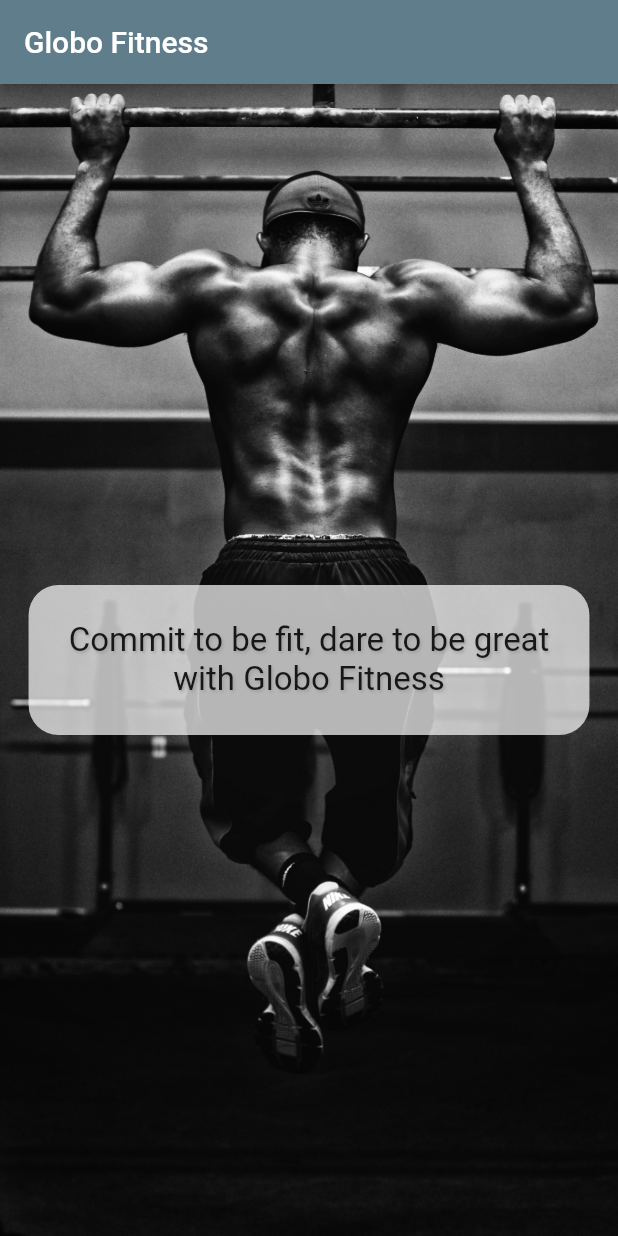
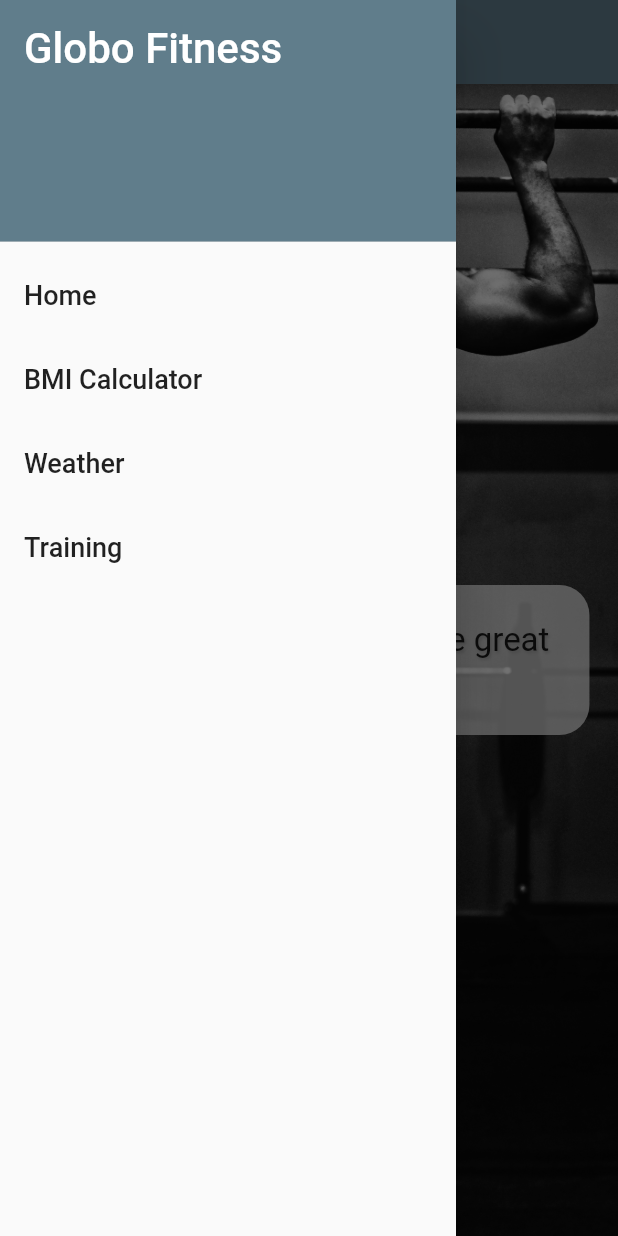
Before and after one commit to simsekahmett/helloflutter, a Flutter app: the screen it shows after launch, with the side drawer open (before the commit the screen has no drawer), on a phone screen of 412 x 824 dp. Run offline on Flutter 3.47's test engine with Material 2 defaults, Android fonts, the phone set to English and light mode, and no system bars.

Commit message:
added menu drawer

```diff
--- a/lib/screens/intro_screen.dart
+++ b/lib/screens/intro_screen.dart
@@ -1,4 +1,5 @@
 import 'package:flutter/material.dart';
+import '../shared/menu_drawer.dart';
 
 class IntroScreen extends StatelessWidget {
   const IntroScreen({Key? key}) : super(key: key);
@@ -7,6 +8,7 @@ class IntroScreen extends StatelessWidget {
   Widget build(BuildContext context) {
     return Scaffold(
         appBar: AppBar(title: Text('Globo Fitness')),
+        drawer: MenuDrawer(),
         body: Container(
           decoration: BoxDecoration(
               image: DecorationImage(
--- /dev/null
+++ b/lib/shared/menu_drawer.dart
@@ -0,0 +1,40 @@
+import 'package:flutter/material.dart';
+
+class MenuDrawer extends StatelessWidget {
+  const MenuDrawer({Key? key}) : super(key: key);
+
+  @override
+  Widget build(BuildContext context) {
+    return Drawer(
+      child: ListView(
+        children: buildMenuItems(context),
+      ),
+    );
+  }
+
+  List<Widget> buildMenuItems(BuildContext context) {
+    final List<String> menuTitles = [
+      'Home',
+      'BMI Calculator',
+      'Weather',
+      'Training'
+    ];
+
+    List<Widget> menuItems = [];
+
+    menuItems.add(DrawerHeader(
+      decoration: BoxDecoration(color: Colors.blueGrey),
+      child: Text('Globo Fitness',
+          style: TextStyle(color: Colors.white, fontSize: 28)),
+    ));
+
+    menuTitles.forEach((String element) {
+      menuItems.add(ListTile(
+        title: Text(element, style: TextStyle(fontSize: 18)),
+        onTap: () {},
+      ));
+    });
+
+    return menuItems;
+  }
+}
```
